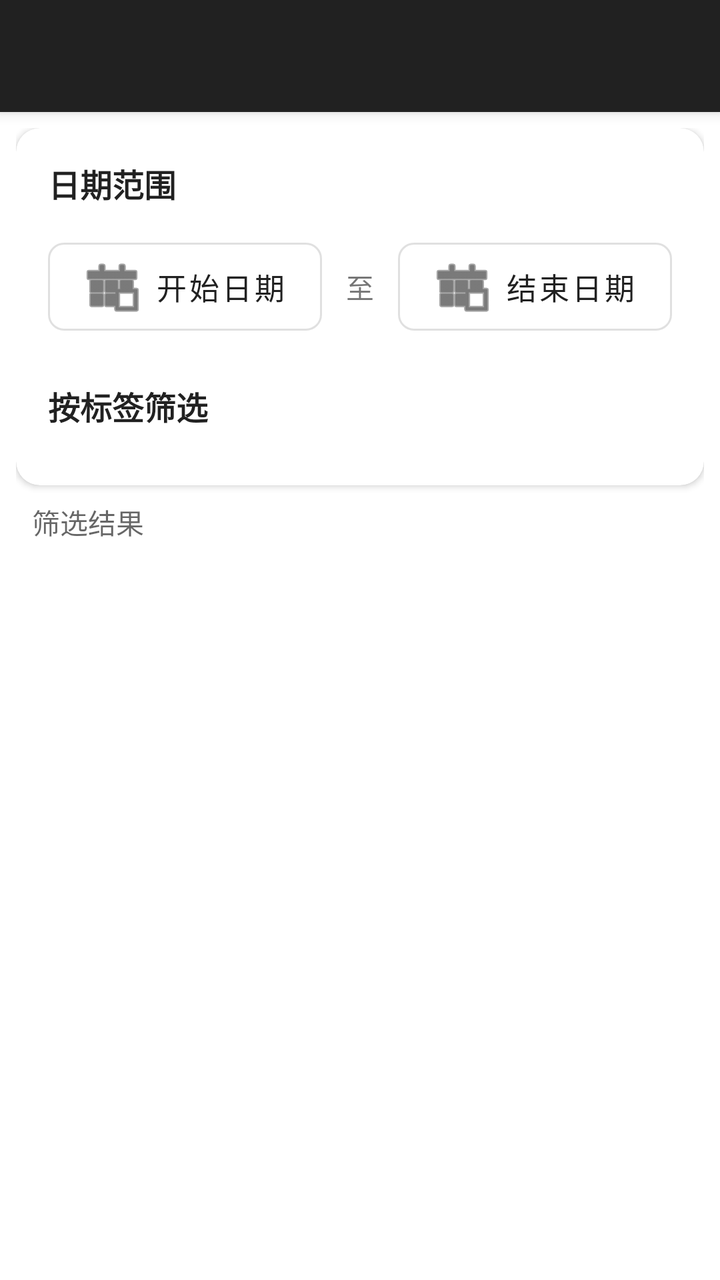
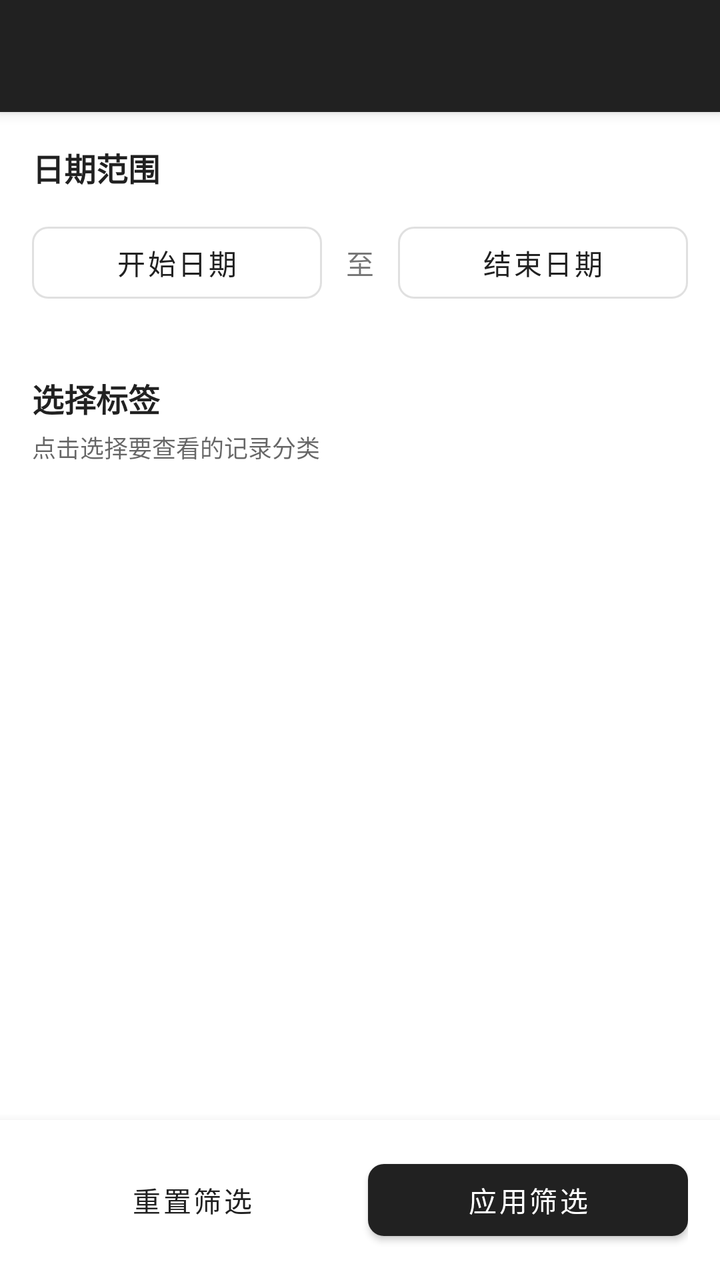

An Android layout rendered at two revisions. The XML below is the earlier revision; the diff shows what the commit changed to produce the second picture.
<!-- AndroidManifest.xml: activity theme Theme.YouLog -->
<!-- res/layout/activity_date_filter.xml -->
<?xml version="1.0" encoding="utf-8"?>
<androidx.coordinatorlayout.widget.CoordinatorLayout xmlns:android="http://schemas.android.com/apk/res/android"
    xmlns:app="http://schemas.android.com/apk/res-auto"
    android:layout_width="match_parent"
    android:layout_height="match_parent">

    <com.google.android.material.appbar.AppBarLayout
        android:layout_width="match_parent"
        android:layout_height="wrap_content"
        android:theme="@style/Theme.YouLog.AppBarOverlay">

        <androidx.appcompat.widget.Toolbar
            android:id="@+id/toolbar"
            android:layout_width="match_parent"
            android:layout_height="?attr/actionBarSize"
            android:background="?attr/colorPrimary"
            app:popupTheme="@style/Theme.YouLog.PopupOverlay" />

    </com.google.android.material.appbar.AppBarLayout>

    <androidx.core.widget.NestedScrollView
        android:layout_width="match_parent"
        android:layout_height="match_parent"
        app:layout_behavior="@string/appbar_scrolling_view_behavior">

        <LinearLayout
            android:layout_width="match_parent"
            android:layout_height="wrap_content"
            android:orientation="vertical"
            android:padding="8dp">

            
            <com.google.android.material.card.MaterialCardView
                android:layout_width="match_parent"
                android:layout_height="wrap_content"
                android:layout_marginBottom="8dp"
                app:cardCornerRadius="12dp"
                app:cardElevation="2dp"
                app:strokeWidth="0dp">

                <LinearLayout
                    android:layout_width="match_parent"
                    android:layout_height="wrap_content"
                    android:orientation="vertical"
                    android:padding="16dp">

                    
                    <TextView
                        android:layout_width="wrap_content"
                        android:layout_height="wrap_content"
                        android:text="日期范围"
                        android:textSize="16sp"
                        android:textStyle="bold"
                        android:textColor="?android:textColorPrimary" />

                    <LinearLayout
                        android:layout_width="match_parent"
                        android:layout_height="wrap_content"
                        android:orientation="horizontal"
                        android:layout_marginTop="12dp"
                        android:gravity="center_vertical">

                        <com.google.android.material.button.MaterialButton
                            android:id="@+id/btnStartDate"
                            style="@style/Widget.MaterialComponents.Button.OutlinedButton"
                            android:layout_width="0dp"
                            android:layout_height="56dp"
                            android:layout_weight="1"
                            android:text="开始日期"
                            android:textSize="15sp"
                            android:textAllCaps="false"
                            app:icon="@android:drawable/ic_menu_today"
                            app:cornerRadius="8dp" />

                        <TextView
                            android:layout_width="wrap_content"
                            android:layout_height="wrap_content"
                            android:text="至"
                            android:layout_marginHorizontal="12dp"
                            android:textSize="14sp" />

                        <com.google.android.material.button.MaterialButton
                            android:id="@+id/btnEndDate"
                            style="@style/Widget.MaterialComponents.Button.OutlinedButton"
                            android:layout_width="0dp"
                            android:layout_height="56dp"
                            android:layout_weight="1"
                            android:text="结束日期"
                            android:textSize="15sp"
                            android:textAllCaps="false"
                            app:icon="@android:drawable/ic_menu_today"
                            app:cornerRadius="8dp" />

                    </LinearLayout>

                    
                    <TextView
                        android:layout_width="wrap_content"
                        android:layout_height="wrap_content"
                        android:text="按标签筛选"
                        android:textSize="16sp"
                        android:textStyle="bold"
                        android:textColor="?android:textColorPrimary"
                        android:layout_marginTop="20dp" />

                    <com.google.android.material.chip.ChipGroup
                        android:id="@+id/tagFilterChipGroup"
                        android:layout_width="match_parent"
                        android:layout_height="wrap_content"
                        android:layout_marginTop="12dp"
                        app:chipSpacingHorizontal="6dp"
                        app:singleSelection="false" />

                </LinearLayout>

            </com.google.android.material.card.MaterialCardView>

            
            <TextView
                android:layout_width="wrap_content"
                android:layout_height="wrap_content"
                android:text="筛选结果"
                android:textSize="14sp"
                android:textColor="?android:textColorSecondary"
                android:layout_marginStart="8dp"
                android:layout_marginBottom="4dp" />

            <androidx.recyclerview.widget.RecyclerView
                android:id="@+id/recyclerView"
                android:layout_width="match_parent"
                android:layout_height="wrap_content"
                android:nestedScrollingEnabled="false" />

        </LinearLayout>

    </androidx.core.widget.NestedScrollView>

</androidx.coordinatorlayout.widget.CoordinatorLayout>
<!-- resources referenced by this layout -->
<resources>
  <style name="Theme.YouLog.AppBarOverlay" parent="ThemeOverlay.AppCompat.Dark.ActionBar" />
  <style name="Theme.YouLog.PopupOverlay" parent="ThemeOverlay.AppCompat.Light" />
  <style name="Theme.YouLog" parent="Theme.MaterialComponents.DayNight.NoActionBar">
          
          <item name="colorPrimary">@color/purple_500</item>
          <item name="colorPrimaryVariant">@color/purple_700</item>
          <item name="colorOnPrimary">@color/white</item>
          
          <item name="colorSecondary">@color/teal_200</item>
          <item name="colorSecondaryVariant">@color/teal_700</item>
          <item name="colorOnSecondary">@color/black</item>
          
          <item name="android:statusBarColor" tools:targetApi="l">?attr/colorPrimaryVariant</item>
          
      </style>
  <color name="purple_500">#212121</color>
  <color name="purple_700">#000000</color>
  <color name="white">#FFFFFFFF</color>
  <color name="teal_200">#BDBDBD</color>
  <color name="teal_700">#616161</color>
  <color name="black">#FF000000</color>
</resources>

<!-- the commit's change to res/layout/activity_date_filter.xml (unified diff, before → after) -->
@@ -18,121 +18,123 @@
 
     </com.google.android.material.appbar.AppBarLayout>
 
-    <androidx.core.widget.NestedScrollView
+    <LinearLayout
         android:layout_width="match_parent"
         android:layout_height="match_parent"
+        android:orientation="vertical"
         app:layout_behavior="@string/appbar_scrolling_view_behavior">
+
+        <androidx.core.widget.NestedScrollView
+            android:layout_width="match_parent"
+            android:layout_height="0dp"
+            android:layout_weight="1">
+
+            <LinearLayout
+                android:layout_width="match_parent"
+                android:layout_height="wrap_content"
+                android:orientation="vertical"
+                android:padding="16dp">
+
+                
+                <TextView
+                    android:layout_width="wrap_content"
+                    android:layout_height="wrap_content"
+                    android:text="日期范围"
+                    android:textSize="16sp"
+                    android:textStyle="bold"
+                    android:textColor="?android:textColorPrimary" />
+
+                <LinearLayout
+                    android:layout_width="match_parent"
+                    android:layout_height="wrap_content"
+                    android:orientation="horizontal"
+                    android:layout_marginTop="12dp"
+                    android:gravity="center_vertical">
+
+                    <com.google.android.material.button.MaterialButton
+                        android:id="@+id/btnStartDate"
+                        style="@style/Widget.MaterialComponents.Button.OutlinedButton"
+                        android:layout_width="0dp"
+                        android:layout_height="wrap_content"
+                        android:layout_weight="1"
+                        android:text="开始日期"
+                        android:textAllCaps="false"
+                        app:cornerRadius="8dp" />
+
+                    <TextView
+                        android:layout_width="wrap_content"
+                        android:layout_height="wrap_content"
+                        android:text="至"
+                        android:layout_marginHorizontal="12dp" />
+
+                    <com.google.android.material.button.MaterialButton
+                        android:id="@+id/btnEndDate"
+                        style="@style/Widget.MaterialComponents.Button.OutlinedButton"
+                        android:layout_width="0dp"
+                        android:layout_height="wrap_content"
+                        android:layout_weight="1"
+                        android:text="结束日期"
+                        android:textAllCaps="false"
+                        app:cornerRadius="8dp" />
+
+                </LinearLayout>
+
+                
+                <TextView
+                    android:layout_width="wrap_content"
+                    android:layout_height="wrap_content"
+                    android:text="选择标签"
+                    android:textSize="16sp"
+                    android:textStyle="bold"
+                    android:textColor="?android:textColorPrimary"
+                    android:layout_marginTop="32dp" />
+                
+                <TextView
+                    android:layout_width="wrap_content"
+                    android:layout_height="wrap_content"
+                    android:text="点击选择要查看的记录分类"
+                    android:textSize="12sp"
+                    android:textColor="?android:textColorSecondary"
+                    android:layout_marginTop="4dp" />
+
+                <com.google.android.material.chip.ChipGroup
+                    android:id="@+id/tagFilterChipGroup"
+                    android:layout_width="match_parent"
+                    android:layout_height="wrap_content"
+                    android:layout_marginTop="12dp"
+                    app:chipSpacingHorizontal="8dp" />
+
+            </LinearLayout>
+
+        </androidx.core.widget.NestedScrollView>
 
         <LinearLayout
             android:layout_width="match_parent"
             android:layout_height="wrap_content"
-            android:orientation="vertical"
-            android:padding="8dp">
+            android:padding="16dp"
+            android:orientation="horizontal"
+            android:background="?android:attr/windowBackground"
+            android:elevation="8dp">
 
-            
-            <com.google.android.material.card.MaterialCardView
-                android:layout_width="match_parent"
+            <com.google.android.material.button.MaterialButton
+                android:id="@+id/btnClearFilter"
+                style="@style/Widget.MaterialComponents.Button.TextButton"
+                android:layout_width="0dp"
                 android:layout_height="wrap_content"
-                android:layout_marginBottom="8dp"
-                app:cardCornerRadius="12dp"
-                app:cardElevation="2dp"
-                app:strokeWidth="0dp">
+                android:layout_weight="1"
+                android:layout_marginEnd="8dp"
+                android:text="重置筛选" />
 
-                <LinearLayout
-                    android:layout_width="match_parent"
-                    android:layout_height="wrap_content"
-                    android:orientation="vertical"
-                    android:padding="16dp">
-
-                    
-                    <TextView
-                        android:layout_width="wrap_content"
-                        android:layout_height="wrap_content"
-                        android:text="日期范围"
-                        android:textSize="16sp"
-                        android:textStyle="bold"
-                        android:textColor="?android:textColorPrimary" />
-
-                    <LinearLayout
-                        android:layout_width="match_parent"
-                        android:layout_height="wrap_content"
-                        android:orientation="horizontal"
-                        android:layout_marginTop="12dp"
-                        android:gravity="center_vertical">
-
-                        <com.google.android.material.button.MaterialButton
-                            android:id="@+id/btnStartDate"
-                            style="@style/Widget.MaterialComponents.Button.OutlinedButton"
-                            android:layout_width="0dp"
-                            android:layout_height="56dp"
-                            android:layout_weight="1"
-                            android:text="开始日期"
-                            android:textSize="15sp"
-                            android:textAllCaps="false"
-                            app:icon="@android:drawable/ic_menu_today"
-                            app:cornerRadius="8dp" />
-
-                        <TextView
-                            android:layout_width="wrap_content"
-                            android:layout_height="wrap_content"
-                            android:text="至"
-                            android:layout_marginHorizontal="12dp"
-                            android:textSize="14sp" />
-
-                        <com.google.android.material.button.MaterialButton
-                            android:id="@+id/btnEndDate"
-                            style="@style/Widget.MaterialComponents.Button.OutlinedButton"
-                            android:layout_width="0dp"
-                            android:layout_height="56dp"
-                            android:layout_weight="1"
-                            android:text="结束日期"
-                            android:textSize="15sp"
-                            android:textAllCaps="false"
-                            app:icon="@android:drawable/ic_menu_today"
-                            app:cornerRadius="8dp" />
-
-                    </LinearLayout>
-
-                    
-                    <TextView
-                        android:layout_width="wrap_content"
-                        android:layout_height="wrap_content"
-                        android:text="按标签筛选"
-                        android:textSize="16sp"
-                        android:textStyle="bold"
-                        android:textColor="?android:textColorPrimary"
-                        android:layout_marginTop="20dp" />
-
-                    <com.google.android.material.chip.ChipGroup
-                        android:id="@+id/tagFilterChipGroup"
-                        android:layout_width="match_parent"
-                        android:layout_height="wrap_content"
-                        android:layout_marginTop="12dp"
-                        app:chipSpacingHorizontal="6dp"
-                        app:singleSelection="false" />
-
-                </LinearLayout>
-
-            </com.google.android.material.card.MaterialCardView>
-
-            
-            <TextView
-                android:layout_width="wrap_content"
+            <com.google.android.material.button.MaterialButton
+                android:id="@+id/btnApplyFilter"
+                android:layout_width="0dp"
                 android:layout_height="wrap_content"
-                android:text="筛选结果"
-                android:textSize="14sp"
-                android:textColor="?android:textColorSecondary"
-                android:layout_marginStart="8dp"
-                android:layout_marginBottom="4dp" />
-
-            <androidx.recyclerview.widget.RecyclerView
-                android:id="@+id/recyclerView"
-                android:layout_width="match_parent"
-                android:layout_height="wrap_content"
-                android:nestedScrollingEnabled="false" />
+                android:layout_weight="1"
+                android:text="应用筛选"
+                app:cornerRadius="8dp" />
 
         </LinearLayout>
 
-    </androidx.core.widget.NestedScrollView>
+    </LinearLayout>
 
 </androidx.coordinatorlayout.widget.CoordinatorLayout>
